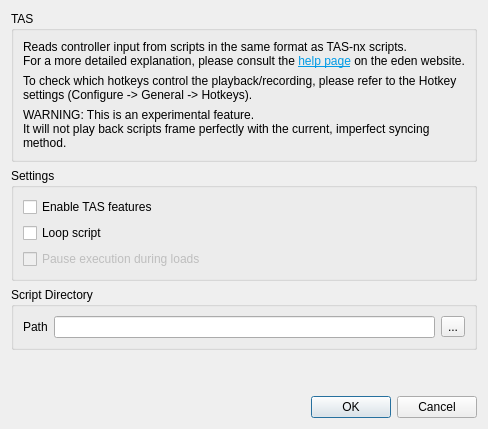
Old version of the form src/yuzu/configuration/configure_tas.ui in the repository rorrim-rorrim/eden-alt.
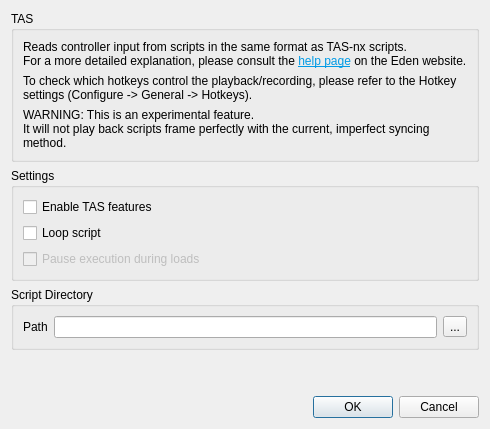
New version of the form.

Commit message: [desktop, core] yuzu -> Eden, eden -> Eden

Patch:
```diff
--- a/src/yuzu/configuration/configure_tas.ui
+++ b/src/yuzu/configuration/configure_tas.ui
@@ -14,7 +14,7 @@
         <item row="0" column="0" colspan="4">
          <widget class="QLabel" name="label_1">
           <property name="text">
-           <string>&lt;html&gt;&lt;head/&gt;&lt;body&gt;&lt;p&gt;Reads controller input from scripts in the same format as TAS-nx scripts.&lt;br/&gt;For a more detailed explanation, please consult the &lt;a href=&quot;https://eden-emulator.github.io/help/feature/tas/&quot;&gt;&lt;span style=&quot; text-decoration: underline; color:#039be5;&quot;&gt;help page&lt;/span&gt;&lt;/a&gt; on the eden website.&lt;/p&gt;&lt;/body&gt;&lt;/html&gt;</string>
+           <string>&lt;html&gt;&lt;head/&gt;&lt;body&gt;&lt;p&gt;Reads controller input from scripts in the same format as TAS-nx scripts.&lt;br/&gt;For a more detailed explanation, please consult the &lt;a href=&quot;https://eden-emulator.github.io/help/feature/tas/&quot;&gt;&lt;span style=&quot; text-decoration: underline; color:#039be5;&quot;&gt;help page&lt;/span&gt;&lt;/a&gt; on the Eden website.&lt;/p&gt;&lt;/body&gt;&lt;/html&gt;</string>
           </property>
           <property name="openExternalLinks">
            <bool>true</bool>
```
The commit also changes 31 other files.
